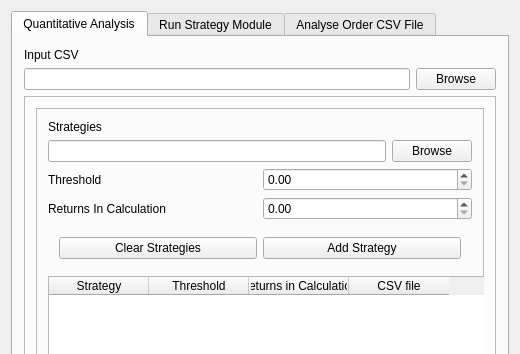
First picture: the form in gui_antheny/mainwindow.ui, repository mobeigi/Algorithmic-Trading, before the edit; both pictures show x 0 to 520 and y 0 to 354 of the 520 by 722 pixel window.
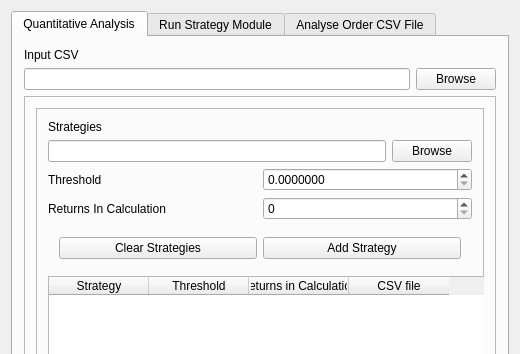
Second picture: the form after the edit.

The edit to the form file:
```diff
--- a/gui_antheny/mainwindow.ui
+++ b/gui_antheny/mainwindow.ui
@@ -130,7 +130,11 @@
                  </widget>
                 </item>
                 <item>
-                 <widget class="QDoubleSpinBox" name="analysisThreshold"/>
+                 <widget class="QDoubleSpinBox" name="analysisThreshold">
+                  <property name="decimals">
+                   <number>7</number>
+                  </property>
+                 </widget>
                 </item>
                </layout>
               </item>
@@ -144,7 +148,14 @@
                  </widget>
                 </item>
                 <item>
-                 <widget class="QDoubleSpinBox" name="analysisReturns"/>
+                 <widget class="QDoubleSpinBox" name="analysisReturns">
+                  <property name="decimals">
+                   <number>0</number>
+                  </property>
+                  <property name="maximum">
+                   <double>100.000000000000000</double>
+                  </property>
+                 </widget>
                 </item>
                </layout>
               </item>
```
